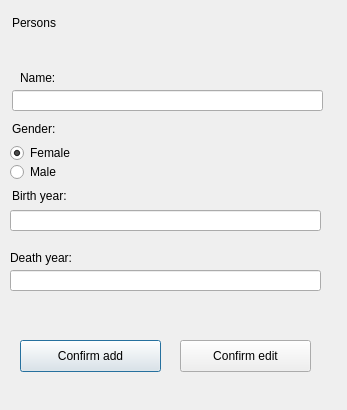
Above: personsdialog.ui from maggawaage/skil3 before the change. Below: the same form after it.
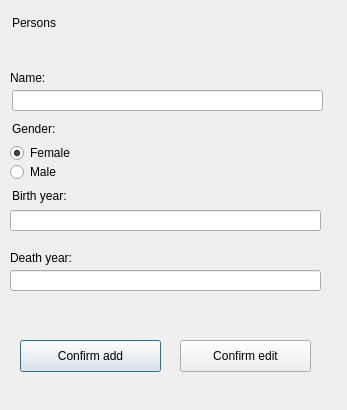
That is the form after the change.

```diff
--- a/personsdialog.ui
+++ b/personsdialog.ui
@@ -46,7 +46,7 @@
   <widget class="QLabel" name="labelPName">
    <property name="geometry">
     <rect>
-     <x>20</x>
+     <x>10</x>
      <y>70</y>
      <width>40</width>
      <height>16</height>
```
